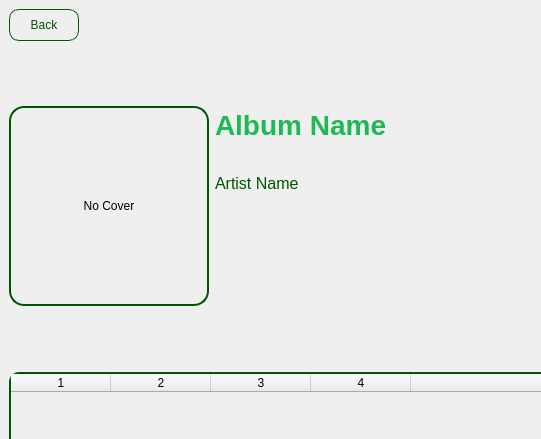
First picture: the form in albumwindow.ui, repository aminfooladi/QSpotify, before the edit; both pictures show x 0 to 541 and y 0 to 439 of the 1000 by 700 pixel window.
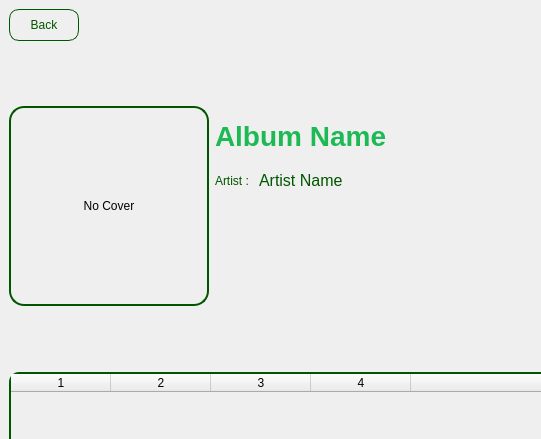
Second picture: the form after the edit. Icons and pictures are not drawn.

```diff
--- a/albumwindow.ui
+++ b/albumwindow.ui
@@ -78,7 +78,7 @@
          </widget>
         </item>
         <item>
-         <layout class="QVBoxLayout" name="albumTextLayout" stretch="1,1,1,3">
+         <layout class="QVBoxLayout" name="albumTextLayout" stretch="1,1,0,3">
           <item>
            <spacer name="verticalSpacer">
             <property name="orientation">
@@ -107,6 +107,20 @@
            </widget>
           </item>
           <item>
+           <layout class="QFormLayout" name="formLayout_2">
+            <item row="0" column="0">
+             <widget class="QLabel" name="label_2">
+              <property name="styleSheet">
+               <string notr="true">color: rgb(0, 85, 0);
+font: 700 10pt &quot;Segoe UI&quot;;
+background: transparent;</string>
+              </property>
+              <property name="text">
+               <string>Artist : </string>
+              </property>
+             </widget>
+            </item>
+            <item row="0" column="1">
            <widget class="QLabel" name="artistNameLabel">
             <property name="styleSheet">
              <string notr="true">color: rgb(0, 85, 0);
@@ -118,6 +132,8 @@
              <string>Artist Name</string>
             </property>
            </widget>
+            </item>
+           </layout>
           </item>
           <item>
            <spacer name="verticalSpacer_info">
```
Lines whose indentation alone changed are shown as unchanged.
